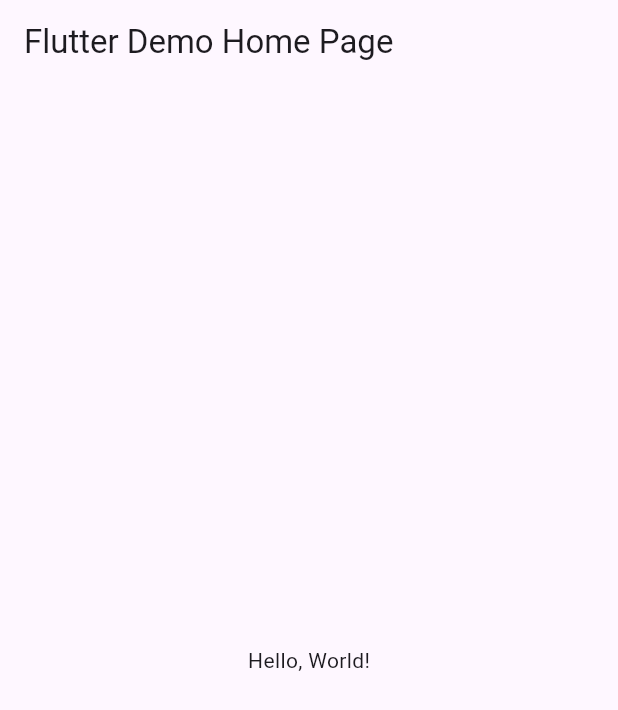
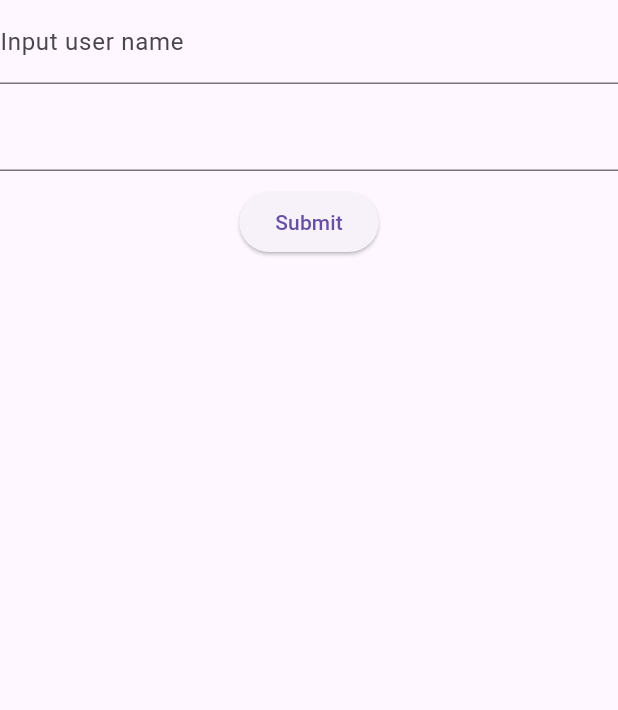
Before and after one commit to muzaffarxoja/test, a Flutter app: the screen it shows after launch, on a phone screen of 412 x 824 dp. Shown: the top 710 px of the screen. Run offline on Flutter 3.47's test engine with Material 3 defaults, Android fonts, the phone set to English and light mode, and no system bars; our stand-ins replace go_router, shared_preferences.

Commit message:
first working

```diff
--- a/lib/main.dart
+++ b/lib/main.dart
@@ -1,43 +1,47 @@
 import 'package:flutter/material.dart';
+import 'package:helloworld/utils/shared_prefs.dart';
+import 'package:go_router/go_router.dart';
+import 'package:helloworld/pages/authorization.dart';
+import 'package:helloworld/pages/home.dart';
+import 'package:helloworld/pages/registraion.dart';
 
-void main() => runApp(MyApp());
+const String registration = "/registration";
+const String authorization = '/authorization';
+const String home = '/home';
+
+final _router = GoRouter(
+  initialLocation: authorization,
+  routes: [
+    GoRoute(
+      path: authorization,
+      builder: (context, state) => LoginPage(),
+    ),
+    GoRoute(
+      path: registration,
+      builder: (context, state) => MyForm(),
+    ),
+    GoRoute(
+      path: home,
+      builder: (context, state) => const Home(),
+    ),
+  ],
+);
+
+Future<void> main() async {
+  WidgetsFlutterBinding.ensureInitialized();
+  await SharedPrefs().init();
+  runApp(
+    MyApp(),
+  );
+}
 
 class MyApp extends StatelessWidget {
   const MyApp({super.key});
-  // This widget is the root of your application.
+
   @override
   Widget build(BuildContext context) {
-    return MaterialApp(
-      // Application name
-      title: 'Flutter Hello World',
-      // Application theme data, you can set the colors for the application as
-      // you want
-      theme: ThemeData(
-        // useMaterial3: false,
-        primarySwatch: Colors.blue,
-      ),
-      // A widget which will be started on application startup
-      home: MyHomePage(title: 'Flutter Demo Home Page'),
+    return MaterialApp.router(
+      routerConfig: _router,
     );
   }
 }
-
-class MyHomePage extends StatelessWidget {
-  final String title;
-  const MyHomePage({super.key, required this.title});
-
-  @override
-  Widget build(BuildContext context) {
-    return Scaffold(
-      appBar: AppBar(
-        // The title text which will be shown on the action bar
-        title: Text(title),
-      ),
-      body: Center(
-        child: Text(
-          'Hello, World!',
-        ),
-      ),
-    );
-  }
-}
--- /dev/null
+++ b/lib/pages/authorization.dart
@@ -0,0 +1,67 @@
+import 'package:flutter/material.dart';
+import 'package:go_router/go_router.dart';
+import 'package:shared_preferences/shared_preferences.dart';
+import 'package:helloworld/main.dart';
+
+class LoginPage extends StatefulWidget {
+  const LoginPage({super.key});
+
+  @override
+  State<LoginPage> createState() => _LoginPageState();
+}
+
+class _LoginPageState extends State<LoginPage> {
+  final _formKey = GlobalKey<FormState>();
+
+  @override
+  Widget build(BuildContext context) {
+    return Scaffold(
+      body: Form(
+        key: _formKey,
+        child: Column(
+          children: [
+            TextFormField(
+              decoration: const InputDecoration(
+                label: Text('Input user name'),
+              ),
+              validator: (value) {
+                if (value == null || value.isEmpty) {
+                  return 'Please enter user name';
+                }
+                return null;
+              },
+            ),
+            const SizedBox(
+              height: 10,
+            ),
+            TextFormField(
+              validator: (value) {
+                if (value == null || value.isEmpty) {
+                  return 'Please enter password';
+                }
+
+                return null;
+              },
+            ),
+            const SizedBox(
+              height: 10,
+            ),
+            Center(
+              child: ElevatedButton(
+                onPressed: () {
+                  if (_formKey.currentState!.validate()) {
+                    ScaffoldMessenger.of(context).showSnackBar(
+                      const SnackBar(content: Text('Processing Data')),
+                    );
+                  }
+                  context.go(home);
+                },
+                child: const Text('Submit'),
+              ),
+            ),
+          ],
+        ),
+      ),
+    );
+  }
+}
--- a/pubspec.yaml
+++ b/pubspec.yaml
@@ -9,6 +9,8 @@ environment:
 dependencies:
   flutter:
     sdk: flutter
+  shared_preferences: ^2.2.3
+  go_router: ^14.1.0
 
 dev_dependencies:
   flutter_test:
```
Also changed, not shown: lib/pages/home.dart (added, +10 -0 lines), lib/pages/registraion.dart (added, +89 -0 lines), lib/utils/shared_prefs.dart (added, +25 -0 lines), 1 other file.
